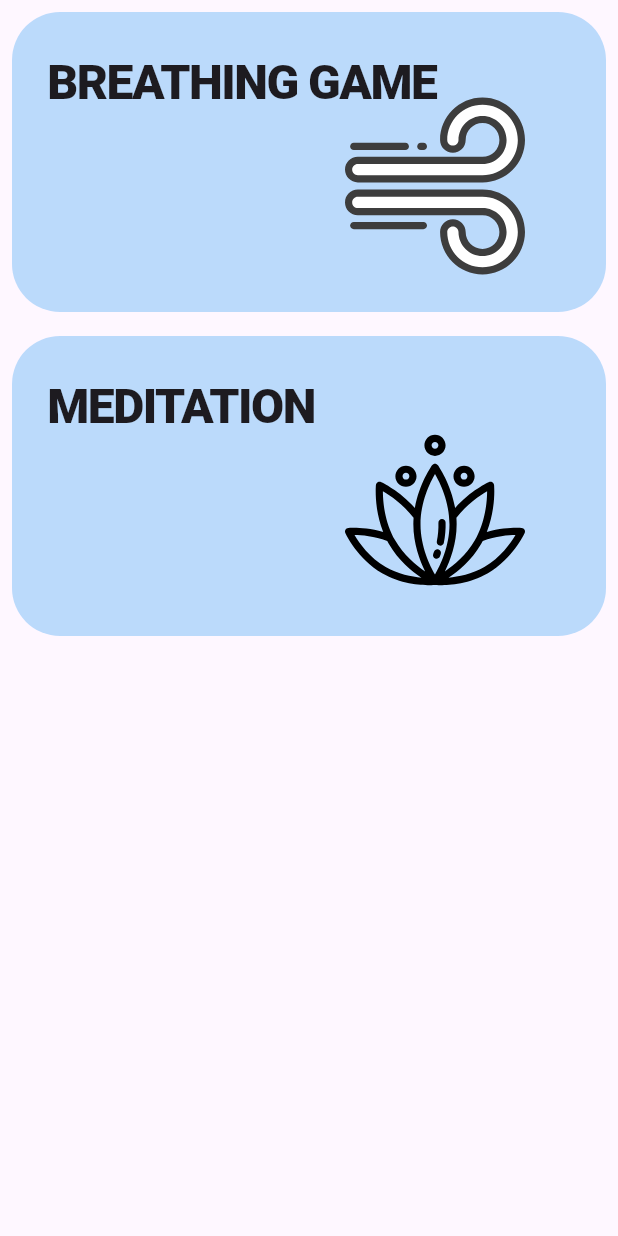
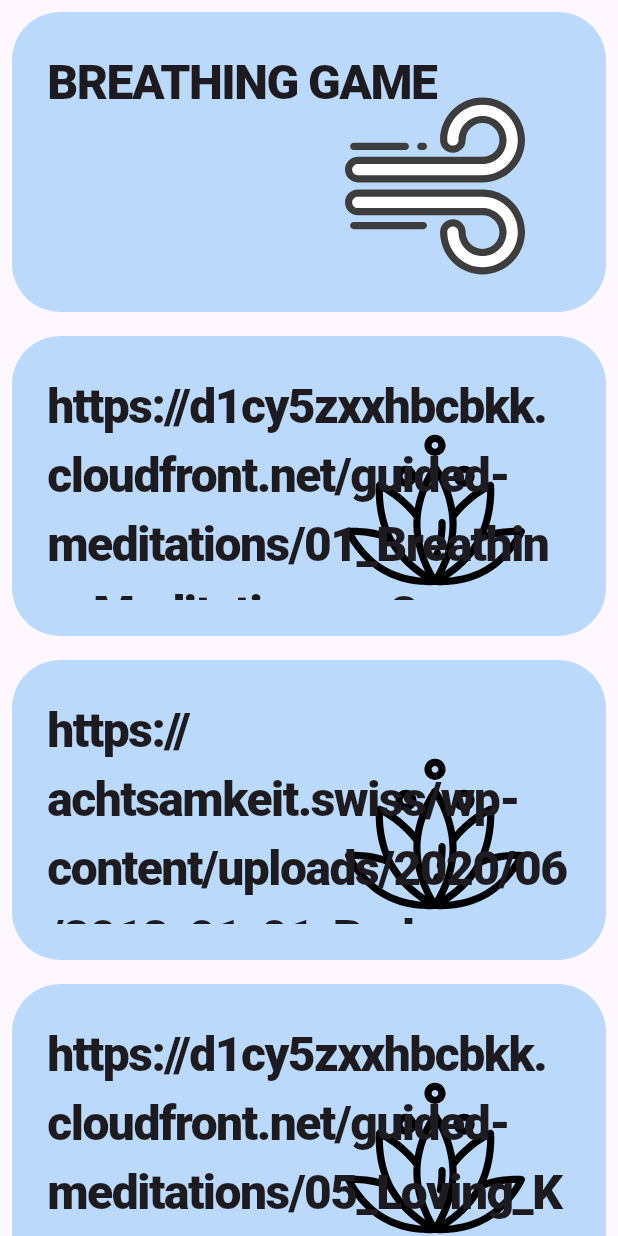
Before and after one commit to maxmitz/meditation_app, a Flutter app: the screen it shows after launch, on a phone screen of 412 x 824 dp. Run offline on Flutter 3.47's test engine with Material 3 defaults, Android fonts, the phone set to English and light mode, and no system bars; our stand-ins replace flutter_svg, freezed_annotation, go_router, hooks_riverpod, just_audio, rxdart; missing offline and left inert: audio_session.

Commit message:
feat: Added some test meditations

```diff
--- /dev/null
+++ b/lib/audio_player/domain/audio.dart
@@ -0,0 +1,12 @@
+class Audio {
+  Audio({
+    required this.url,
+    required this.title,
+    required this.artist,
+    required this.imageUrl,
+  });
+  final String url;
+  final String title;
+  final String artist;
+  final String imageUrl;
+}
--- a/lib/home/presentation/home_screen.dart
+++ b/lib/home/presentation/home_screen.dart
@@ -1,7 +1,17 @@
 import 'package:flutter/material.dart';
 import 'package:go_router/go_router.dart';
+import 'package:meditation/audio_player/domain/audio.dart';
 import 'package:meditation/home/presentation/widgets/home_card.dart';
 import 'package:meditation/shared/routing/route_names.dart';
+
+final testMeditations = [
+  'https://d1cy5zxxhbcbkk.cloudfront.net/guided-meditations/01_Breathing_Meditation.mp3',
+  'https://achtsamkeit.swiss/wp-content/uploads/2020/06/2018-01-01_Bodyscan.mp3',
+  'https://d1cy5zxxhbcbkk.cloudfront.net/guided-meditations/05_Loving_Kindness_Meditation.mp3',
+  'https://d1cy5zxxhbcbkk.cloudfront.net/guided-meditations/Body-Scan-for-Sleep.mp3',
+  'https://www.cc.nih.gov/sites/default/files/assets/patientlibrary/audio/HJPanicAttack2CountingBreaths.mp3',
+  'https://www.cc.nih.gov/sites/default/files/assets/patientlibrary/audio/HJPanicAttack3Mantra.mp3',
+];
 
 class HomeScreen extends StatelessWidget {
   const HomeScreen({super.key});
@@ -17,11 +27,20 @@ class HomeScreen extends StatelessWidget {
                   svgPath: 'assets/svgs/wind.svg',
                   title: 'BREATHING GAME',
                 ),
-                HomeCard(
-                  onTap: () => context.go(RoutePaths.audioPlayer),
-                  svgPath: 'assets/svgs/meditation.svg',
-                  title: 'MEDITATION',
-                ),
+                for (final meditationUrl in testMeditations)
+                  HomeCard(
+                    onTap: () => context.go(
+                      RoutePaths.audioPlayer,
+                      extra: Audio(
+                        url: meditationUrl,
+                        title: 'Schlafmeditation',
+                        artist: 'mit Sarita',
+                        imageUrl: 'assets/pngs/background.png',
+                      ),
+                    ),
+                    svgPath: 'assets/svgs/meditation.svg',
+                    title: meditationUrl,
+                  ),
               ],
             ),
           ),
--- a/lib/shared/routing/router.dart
+++ b/lib/shared/routing/router.dart
@@ -1,4 +1,5 @@
 import 'package:go_router/go_router.dart';
+import 'package:meditation/audio_player/domain/audio.dart';
 import 'package:meditation/audio_player/presentation/audio_player_screen.dart';
 import 'package:meditation/breathing_game/presentation/breathing_game_screen.dart';
 import 'package:meditation/home/presentation/home_screen.dart';
@@ -20,7 +21,10 @@ final goRouter = GoRouter(
         GoRoute(
           path: RouteNames.audioPlayer,
           name: RouteNames.audioPlayer,
-          builder: (_, __) => const AudioPlayerScreen(),
+          builder: (context, state) {
+            final audio = state.extra as Audio;
+            return AudioPlayerScreen(audio: audio);
+          },
         ),
       ],
     ),
```
Also changed, not shown: lib/audio_player/presentation/audio_player_screen.dart (+11 -8 lines).
